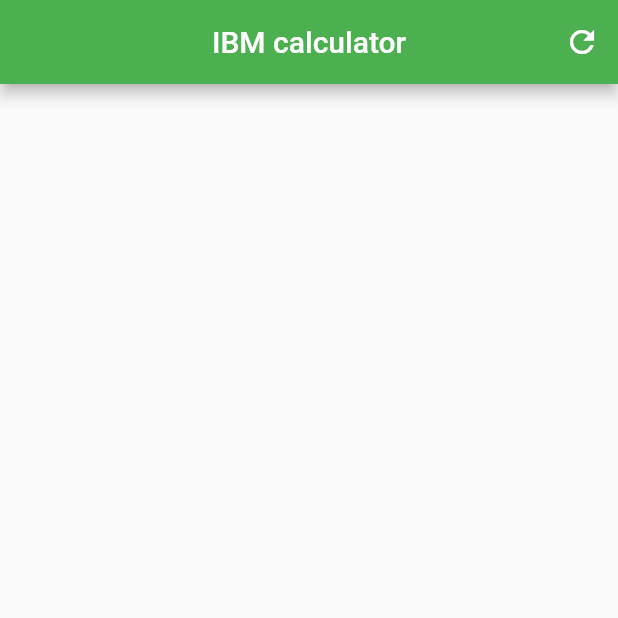
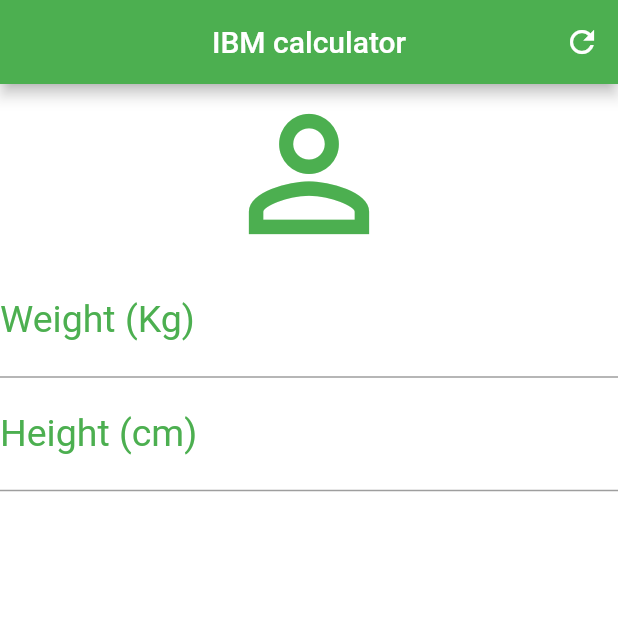
Before and after one commit to JoaoDanilo/IBM_calculator, a Flutter app: the screen it shows after launch, on a phone screen of 412 x 824 dp, the top half of it. Run offline on Flutter 3.47's test engine with Material 2 defaults, Android fonts, the phone set to English and light mode, and no system bars.

Commit message:
Added TextField and Decoration

```diff
--- a/lib/main.dart
+++ b/lib/main.dart
@@ -22,6 +22,22 @@ class _HomeState extends State<Home> {
           IconButton(icon: Icon(Icons.refresh), onPressed: () {},)
         ],
       ),
+      backgroundColor: Colors.white,
+      body: Column(
+        crossAxisAlignment: CrossAxisAlignment.stretch,
+        children: <Widget>[
+          Icon(Icons.person_outline, size: 120, color: Colors.green,),
+          TextField(keyboardType: TextInputType.number,
+                    decoration: InputDecoration(labelText: "Weight (Kg)",
+                                                labelStyle: TextStyle(color: Colors.green)),
+                    textAlign: TextAlign.center,
+                    style: TextStyle(color: Colors.green, fontSize: 25),),
+          TextField(keyboardType: TextInputType.number,
+                    decoration: InputDecoration(labelText: "Height (cm)",
+                                                labelStyle: TextStyle(color: Colors.green)),
+                    textAlign: TextAlign.center,
+                    style: TextStyle(color: Colors.green, fontSize: 25),)
+        ],),
     );
   }
 }
```
